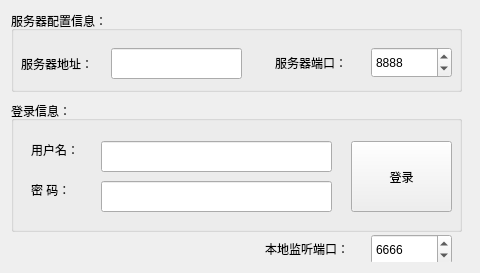
First picture: the form in Client/mainwindow.ui, repository dushibaiyu/QSocket5Tunnel, before the edit.
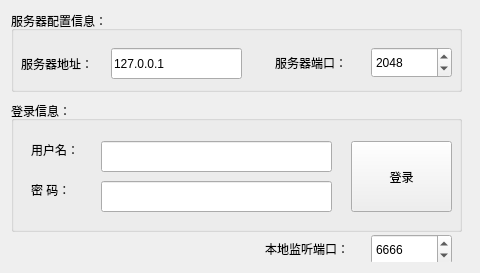
Second picture: the form after the edit. Icons and pictures are not drawn.

Patch:
```diff
--- a/Client/mainwindow.ui
+++ b/Client/mainwindow.ui
@@ -91,7 +91,7 @@
           <number>10000</number>
          </property>
          <property name="value">
-          <number>8888</number>
+          <number>2048</number>
          </property>
         </widget>
         <widget class="QLineEdit" name="lineServer">
@@ -104,7 +104,7 @@
           </rect>
          </property>
          <property name="text">
-          <string/>
+          <string>127.0.0.1</string>
          </property>
         </widget>
        </widget>
```
